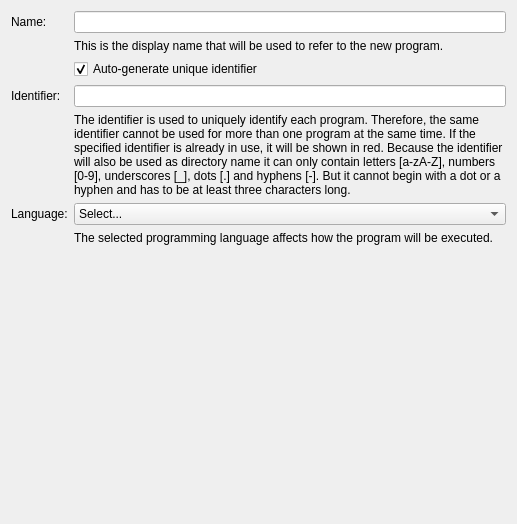
Tinkerforge/brickv, file src/brickv/plugin_system/plugins/red/ui/new_program_general.ui: the form before one commit.
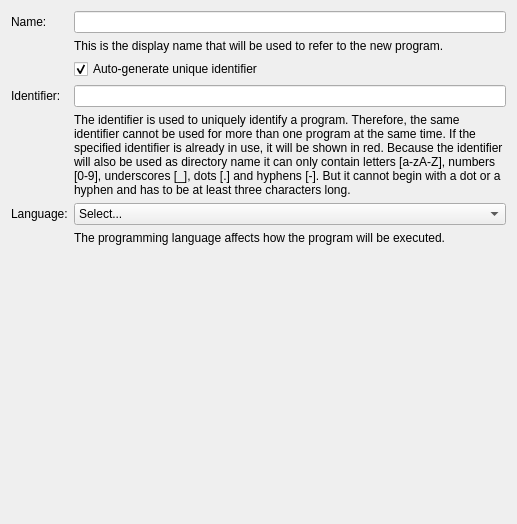
The form after the commit.

What changed in the file:
```diff
--- a/src/brickv/plugin_system/plugins/red/ui/new_program_general.ui
+++ b/src/brickv/plugin_system/plugins/red/ui/new_program_general.ui
@@ -65,7 +65,7 @@
      <item row="4" column="1">
       <widget class="QLabel" name="label_identifier_help">
        <property name="text">
-        <string>The identifier is used to uniquely identify each program. Therefore, the same identifier cannot be used for more than one program at the same time. If the specified identifier is already in use, it will be shown in red. Because the identifier will also be used as directory name it can only contain letters [a-zA-Z], numbers [0-9], underscores [_], dots [.] and hyphens [-]. But it cannot begin with a dot or a hyphen and has to be at least three characters long.</string>
+        <string>The identifier is used to uniquely identify a program. Therefore, the same identifier cannot be used for more than one program at the same time. If the specified identifier is already in use, it will be shown in red. Because the identifier will also be used as directory name it can only contain letters [a-zA-Z], numbers [0-9], underscores [_], dots [.] and hyphens [-]. But it cannot begin with a dot or a hyphen and has to be at least three characters long.</string>
        </property>
        <property name="alignment">
         <set>Qt::AlignLeading|Qt::AlignLeft|Qt::AlignTop</set>
@@ -78,7 +78,7 @@
      <item row="6" column="1">
       <widget class="QLabel" name="label_4">
        <property name="text">
-        <string>The selected programming language affects how the program will be executed.</string>
+        <string>The programming language affects how the program will be executed.</string>
        </property>
        <property name="alignment">
         <set>Qt::AlignLeading|Qt::AlignLeft|Qt::AlignTop</set>
```
Left out of the diff: 13 changed lines with no effect on the pictures.
